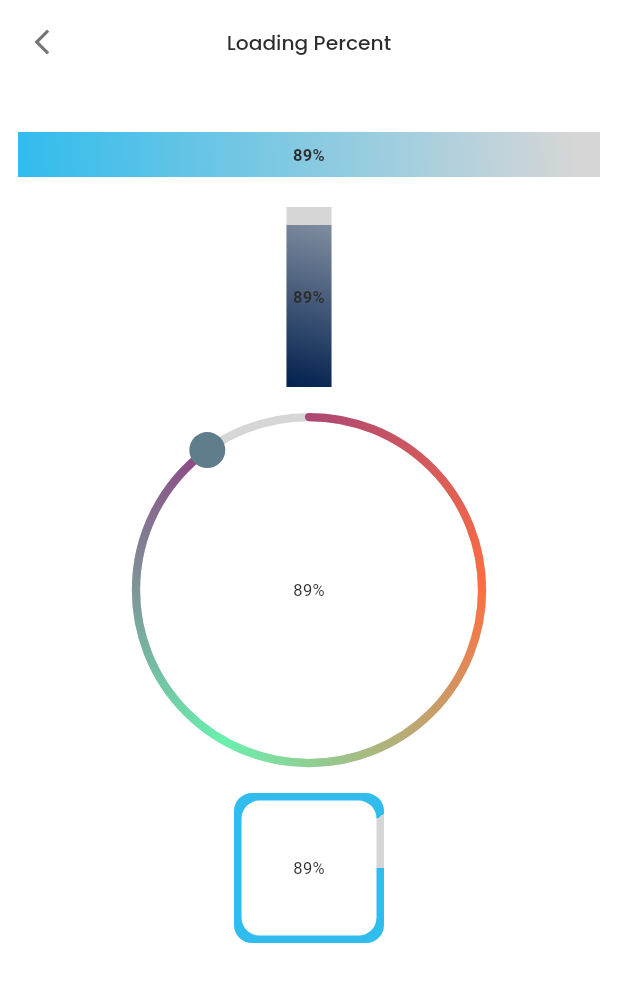
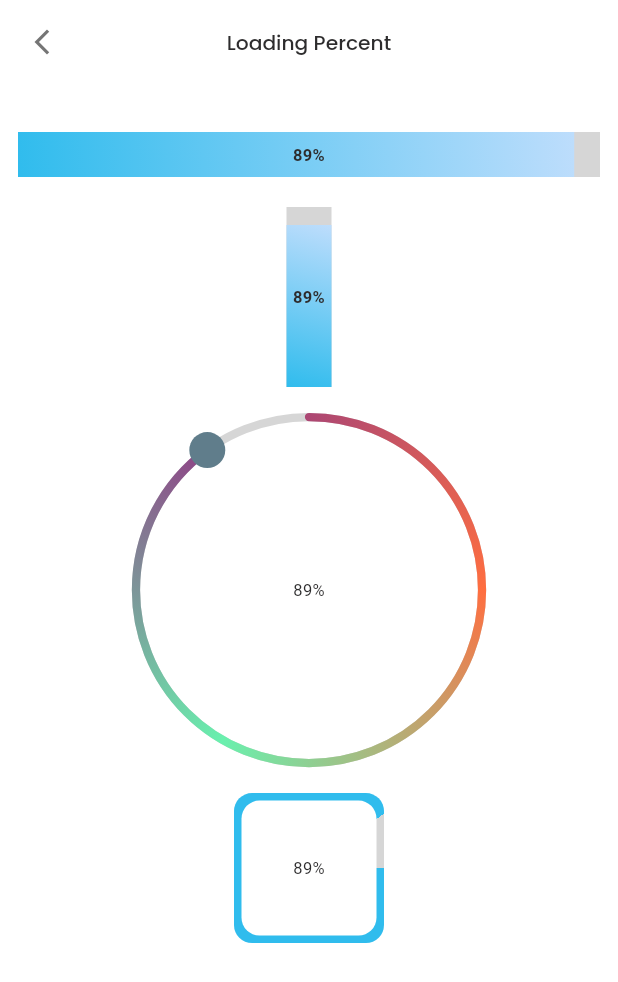
Before and after one commit to jbjason/packages_app, a Flutter app: the LoadingPercentScreen screen opened directly, on a phone screen of 412 x 824 dp. Shown: the top 982 px of the screen. Run offline on Flutter 3.47's test engine with Material 3 defaults, Android fonts, the phone set to English and light mode, and no system bars; our stand-ins replace elegant_notification, permission_handler; Roboto replaces fonts that are missing (Rubik_Regular); project files that could hold a hidden picture were left out.

Commit message:
simple updates

```diff
--- a/lib/features/loading_percent/presentation/loading_percent_screen.dart
+++ b/lib/features/loading_percent/presentation/loading_percent_screen.dart
@@ -58,10 +58,7 @@ class _LoadingPercentScreenState extends State<LoadingPercentScreen>
                     indicatorGradientColor: LinearGradient(
                       begin: Alignment.bottomLeft,
                       end: Alignment.topRight,
-                      colors: [
-                        MyColor.bluePrimary,
-                        MyColor.bluePrimary.withOpacity(0.4)
-                      ],
+                      colors: [MyColor.skyPrimary, MyColor.skySecondary],
                     ),
                   ),
                   const SizedBox(height: 20),
@@ -89,6 +86,7 @@ class _LoadingPercentScreenState extends State<LoadingPercentScreen>
     required double height,
     required double width,
     required double loadingPercent,
+    double borderRadius = 12,
     Color indicatorColor = MyColor.skyPrimary,
     Color backColor = MyColor.inActiveColor,
   }) =>
@@ -98,7 +96,7 @@ class _LoadingPercentScreenState extends State<LoadingPercentScreen>
             height: height,
             width: width,
             decoration: BoxDecoration(
-              borderRadius: BorderRadius.circular(12),
+              borderRadius: BorderRadius.circular(borderRadius),
               gradient: SweepGradient(
                 stops: [_getPercent(1, loadingPercent), 0],
                 colors: [indicatorColor, backColor],
@@ -107,7 +105,7 @@ class _LoadingPercentScreenState extends State<LoadingPercentScreen>
             child: Container(
               margin: EdgeInsets.all(5),
               decoration: BoxDecoration(
-                borderRadius: BorderRadius.circular(12),
+                borderRadius: BorderRadius.circular(borderRadius),
                 color: Colors.white,
               ),
               child: Center(child: Text(_getExactPercent(loadingPercent))),
@@ -152,7 +150,7 @@ class _LoadingPercentScreenState extends State<LoadingPercentScreen>
     Gradient indicatorGradientColor = const LinearGradient(
       begin: Alignment.bottomLeft,
       end: Alignment.topRight,
-      colors: [MyColor.skyPrimary, MyColor.inActiveColor],
+      colors: [MyColor.skyPrimary, MyColor.skySecondary],
     ),
   }) {
     bool isHorizontal = type == LoadingType.horizontal;
```
